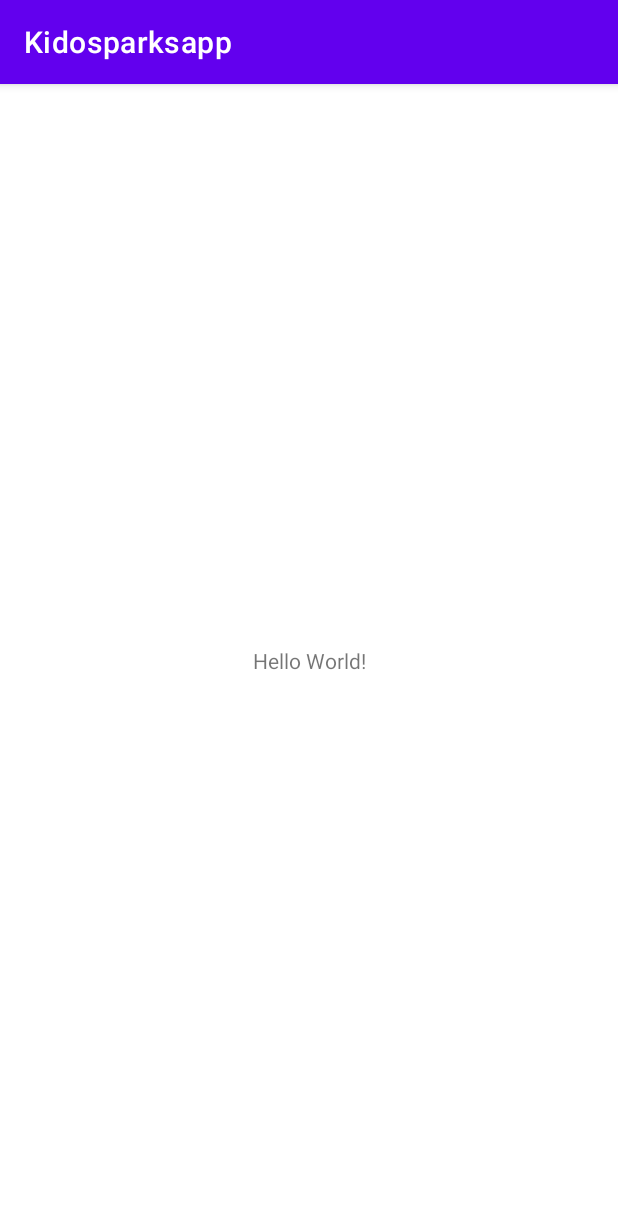
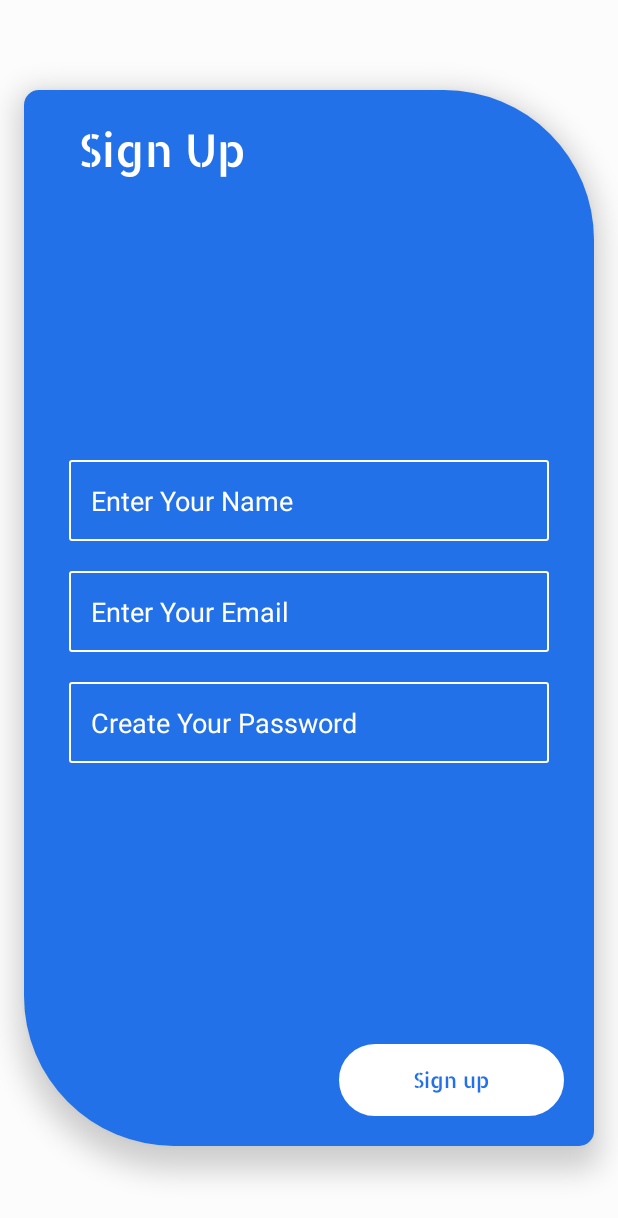
Before and after one commit to haris440/haris, an Android app: the screen it shows after launch (SplashScreen before the commit, SignUp after it), on a phone screen of 412 x 824 dp. Shown: the top 1218 px of the screen. Run offline under Robolectric (Android 15) with nearby library versions, the phone set to English and light mode, and no system bars.

Commit message:
sign in sign up and profile design complete

```diff
--- a/app/build.gradle
+++ b/app/build.gradle
@@ -1,6 +1,7 @@
 plugins {
     id 'com.android.application'
     id 'kotlin-android'
+    id 'com.google.gms.google-services'
 }
 
 android {
@@ -39,6 +40,11 @@ dependencies {
     implementation 'androidx.appcompat:appcompat:1.2.0'
     implementation 'com.google.android.material:material:1.2.1'
     implementation 'androidx.constraintlayout:constraintlayout:2.0.4'
+    implementation platform('com.google.firebase:firebase-bom:26.1.1')
+    implementation 'com.google.firebase:firebase-auth'
+    implementation 'com.google.firebase:firebase-auth-ktx'
+    implementation 'com.google.firebase:firebase-firestore-ktx'
+    implementation 'com.google.firebase:firebase-firestore'
     testImplementation 'junit:junit:4.+'
     androidTestImplementation 'androidx.test.ext:junit:1.1.2'
     androidTestImplementation 'androidx.test.espresso:espresso-core:3.3.0'
--- /dev/null
+++ b/app/src/main/java/kido/sparks/app/SignUp_Screens/SignUp.java
@@ -0,0 +1,21 @@
+package kido.sparks.app.SignUp_Screens;
+
+import androidx.appcompat.app.AppCompatActivity;
+
+import android.os.Bundle;
+import android.view.Window;
+import android.view.WindowManager;
+
+import kido.sparks.app.R;
+
+public class SignUp extends AppCompatActivity {
+
+    @Override
+    protected void onCreate(Bundle savedInstanceState) {
+        super.onCreate(savedInstanceState);
+        requestWindowFeature(Window.FEATURE_NO_TITLE);
+        getWindow().setFlags(WindowManager.LayoutParams.FLAG_FULLSCREEN,
+                WindowManager.LayoutParams.FLAG_FULLSCREEN);
+        setContentView(R.layout.activity_sign_up);
+    }
+}
--- /dev/null
+++ b/app/src/main/java/kido/sparks/app/SplashScreen_A.java
@@ -0,0 +1,24 @@
+package kido.sparks.app;
+
+import androidx.appcompat.app.AppCompatActivity;
+
+import android.content.Intent;
+import android.os.Bundle;
+import android.view.Window;
+import android.view.WindowManager;
+
+import kido.sparks.app.SignUp_Screens.SignUp;
+
+public class SplashScreen_A extends AppCompatActivity {
+
+    @Override
+    protected void onCreate(Bundle savedInstanceState) {
+        super.onCreate(savedInstanceState);
+        requestWindowFeature(Window.FEATURE_NO_TITLE);
+        getWindow().setFlags(WindowManager.LayoutParams.FLAG_FULLSCREEN,
+                WindowManager.LayoutParams.FLAG_FULLSCREEN);
+        setContentView(R.layout.activity_splash_screen_);
+        Intent intent=new Intent(this, SignUp.class);
+        startActivity(intent);
+    }
+}
--- /dev/null
+++ b/app/src/main/res/drawable/buttonshape.xml
@@ -0,0 +1,15 @@
+<shape xmlns:android="http://schemas.android.com/apk/res/android"
+    android:shape="rectangle" >
+    <corners android:bottomLeftRadius="50dp"
+        android:topLeftRadius="50dp"
+        android:bottomRightRadius="50dp"
+        android:topRightRadius="50dp"
+        />
+    <stroke
+        android:width="1dp"
+        android:color="#fff"
+        />
+    <solid android:color="#fff"/>
+    <padding android:left="15dp" android:top="15dp"
+        android:right="15dp" android:bottom="15dp" />
+</shape>
--- /dev/null
+++ b/app/src/main/res/drawable/editext_shape.xml
@@ -0,0 +1,15 @@
+<shape xmlns:android="http://schemas.android.com/apk/res/android"
+    android:shape="rectangle" >
+    <corners android:bottomLeftRadius="1dp"
+        android:topLeftRadius="1dp"
+        android:bottomRightRadius="1dp"
+        android:topRightRadius="1dp"
+        />
+  <stroke
+      android:width="1dp"
+      android:color="#fff"
+      />
+    <solid android:color="#00000000"/>
+    <padding android:left="15dp" android:top="15dp"
+        android:right="15dp" android:bottom="15dp" />
+</shape>
--- /dev/null
+++ b/app/src/main/res/drawable/sign_shape.xml
@@ -0,0 +1,12 @@
+<shape xmlns:android="http://schemas.android.com/apk/res/android"
+    android:shape="rectangle" >
+    <corners android:bottomLeftRadius="100dp"
+        android:topLeftRadius="10dp"
+        android:bottomRightRadius="10dp"
+        android:topRightRadius="100dp"
+        />
+    <solid android:color="#2371E9"/>
+    <padding android:left="20dp" android:top="20dp"
+        android:right="20dp" android:bottom="20dp" />
+</shape>
+<!--26D284-->
--- /dev/null
+++ b/app/src/main/res/layout/activity_sign_up.xml
@@ -0,0 +1,109 @@
+<?xml version="1.0" encoding="utf-8"?>
+<androidx.constraintlayout.widget.ConstraintLayout xmlns:android="http://schemas.android.com/apk/res/android"
+    xmlns:app="http://schemas.android.com/apk/res-auto"
+    xmlns:tools="http://schemas.android.com/tools"
+    android:layout_width="match_parent"
+    android:background="#fcfcfc"
+    android:layout_height="match_parent"
+    tools:context=".SignUp_Screens.SignUp">
+
+    <androidx.constraintlayout.widget.ConstraintLayout
+        android:layout_width="0dp"
+        android:layout_height="0dp"
+        android:layout_marginStart="16dp"
+        android:layout_marginTop="60dp"
+
+        android:layout_marginEnd="16dp"
+        android:layout_marginBottom="60dp"
+        android:background="@drawable/sign_shape"
+        android:elevation="10dp"
+        android:orientation="vertical"
+        app:layout_constraintBottom_toBottomOf="parent"
+        app:layout_constraintEnd_toEndOf="parent"
+        app:layout_constraintStart_toStartOf="parent"
+        app:layout_constraintTop_toTopOf="parent">
+
+        <TextView
+            android:id="@+id/textView"
+            android:layout_width="wrap_content"
+            android:layout_height="wrap_content"
+            android:layout_gravity="top"
+            android:layout_marginStart="16dp"
+            android:fontFamily="@font/allerta_stencil"
+            android:text="Sign Up "
+            android:textColor="#fff"
+            android:textSize="30sp"
+            app:layout_constraintStart_toStartOf="parent"
+            app:layout_constraintTop_toTopOf="parent" />
+
+        <LinearLayout
+            android:layout_width="0dp"
+            android:layout_height="wrap_content"
+            android:orientation="vertical"
+            app:layout_constraintBottom_toTopOf="@+id/button"
+            app:layout_constraintEnd_toEndOf="parent"
+            app:layout_constraintStart_toStartOf="parent"
+            app:layout_constraintTop_toBottomOf="@+id/textView">
+
+            <EditText
+                android:id="@+id/editTextTextPersonName"
+                android:layout_width="match_parent"
+                android:layout_height="wrap_content"
+                android:layout_margin="10dp"
+                android:background="@drawable/editext_shape"
+                android:elevation="10dp"
+                android:ems="10"
+                android:hint="Enter Your Name"
+                android:inputType="textPersonName"
+                android:textColor="#fff"
+                android:textColorHint="#fff"
+                app:layout_constraintEnd_toEndOf="parent"
+                app:layout_constraintStart_toStartOf="parent"
+                app:layout_constraintTop_toBottomOf="@+id/textView" />
+
+            <EditText
+                android:id="@+id/editTextTextEmailAddress"
+                android:layout_width="match_parent"
+                android:layout_height="wrap_content"
+                android:layout_margin="10dp"
+                android:background="@drawable/editext_shape"
+                android:elevation="10dp"
+                android:ems="10"
+                android:hint="Enter Your Email"
+                android:inputType="textEmailAddress"
+                android:textColor="#fff"
+                android:textColorHint="#fff"
+                app:layout_constraintBottom_toTopOf="@+id/editTextTextPassword"
+                tools:layout_editor_absoluteX="20dp" />
+
+            <EditText
+                android:id="@+id/editTextTextPassword"
+                android:layout_width="match_parent"
+                android:layout_height="wrap_content"
+                android:layout_margin="10dp"
+                android:background="@drawable/editext_shape"
+                android:elevation="10dp"
+                android:ems="10"
+                android:hint="Create Your Password"
+                android:inputType="textPassword"
+                android:textColor="#fff"
+                android:textColorHint="#fff"
+                app:layout_constraintBottom_toTopOf="@+id/button"
+                tools:layout_editor_absoluteX="20dp" />
+        </LinearLayout>
+
+
+        <TextView
+            android:id="@+id/button"
+            android:layout_width="150dp"
+            android:layout_height="wrap_content"
+            android:background="@drawable/buttonshape"
+            android:fontFamily="@font/allerta_stencil"
+            android:gravity="center"
+            android:text="Sign up"
+            android:textColor="#2371E9"
+            android:textSize="14dp"
+            app:layout_constraintBottom_toBottomOf="parent"
+            app:layout_constraintEnd_toEndOf="parent" />
+    </androidx.constraintlayout.widget.ConstraintLayout>
+</androidx.constraintlayout.widget.ConstraintLayout>
--- a/app/src/main/res/values/colors.xml
+++ b/app/src/main/res/values/colors.xml
@@ -6,5 +6,11 @@
     <color name="teal_200">#FF03DAC5</color>
     <color name="teal_700">#FF018786</color>
     <color name="black">#FF000000</color>
+    <color name="blue">#2371E9</color>
     <color name="white">#FFFFFFFF</color>
+    <color name="colorPrimary">#D36259</color>
+    <color name="colorPrimaryDark">#D36259</color>
+    <color name="colorAccent">#D36259</color>
+    <color name="colorgreen">#00695C</color>
+    <color name="colorred">#C62828</color>
 </resources>
--- a/app/src/main/res/values/themes.xml
+++ b/app/src/main/res/values/themes.xml
@@ -1,16 +1,13 @@
 <resources xmlns:tools="http://schemas.android.com/tools">
     <!-- Base application theme. -->
-    <style name="Theme.Kidosparksapp" parent="Theme.MaterialComponents.DayNight.DarkActionBar">
-        <!-- Primary brand color. -->
-        <item name="colorPrimary">@color/purple_500</item>
-        <item name="colorPrimaryVariant">@color/purple_700</item>
-        <item name="colorOnPrimary">@color/white</item>
-        <!-- Secondary brand color. -->
-        <item name="colorSecondary">@color/teal_200</item>
-        <item name="colorSecondaryVariant">@color/teal_700</item>
-        <item name="colorOnSecondary">@color/black</item>
-        <!-- Status bar color. -->
-        <item name="android:statusBarColor" tools:targetApi="l">?attr/colorPrimaryVariant</item>
+    <style name="AppTheme" parent="Theme.AppCompat.Light.DarkActionBar">
         <!-- Customize your theme here. -->
+        <item name="colorPrimary">@color/colorPrimary</item>
+        <item name="colorPrimaryDark">@color/colorPrimaryDark</item>
+        <item name="colorAccent">@color/colorAccent</item>
+    </style>
+    <style name="AppTheme.NoActionBar">
+        <item name="windowActionBar">false</item>
+        <item name="windowNoTitle">true</item>
     </style>
 </resources>
--- a/build.gradle
+++ b/build.gradle
@@ -8,7 +8,7 @@ buildscript {
     dependencies {
         classpath "com.android.tools.build:gradle:4.1.1"
         classpath "org.jetbrains.kotlin:kotlin-gradle-plugin:$kotlin_version"
-
+        classpath 'com.google.gms:google-services:4.3.4'
         // NOTE: Do not place your application dependencies here; they belong
         // in the individual module build.gradle files
     }
```
Also changed, not shown: app/src/main/AndroidManifest.xml (+7 -2 lines), app/src/main/java/kido/sparks/app/Parent_Panel/Parent_Home.java (added, +16 -0 lines), app/src/main/java/kido/sparks/app/SignIn_Screens/SignIn.java (added, +16 -0 lines), app/src/main/java/kido/sparks/app/SplashScreen.kt (+59 -1 lines), app/src/main/res/drawable/appbar_shape.xml (added, +12 -0 lines), app/src/main/res/layout/activity_parent__home.xml (added, +69 -0 lines), app/src/main/res/layout/activity_sign_in.xml (added, +95 -0 lines), app/src/main/res/layout/activity_splash_screen_.xml (added, +9 -0 lines), app/src/main/res/font/allerta_stencil.ttf (added), 1 other file.
